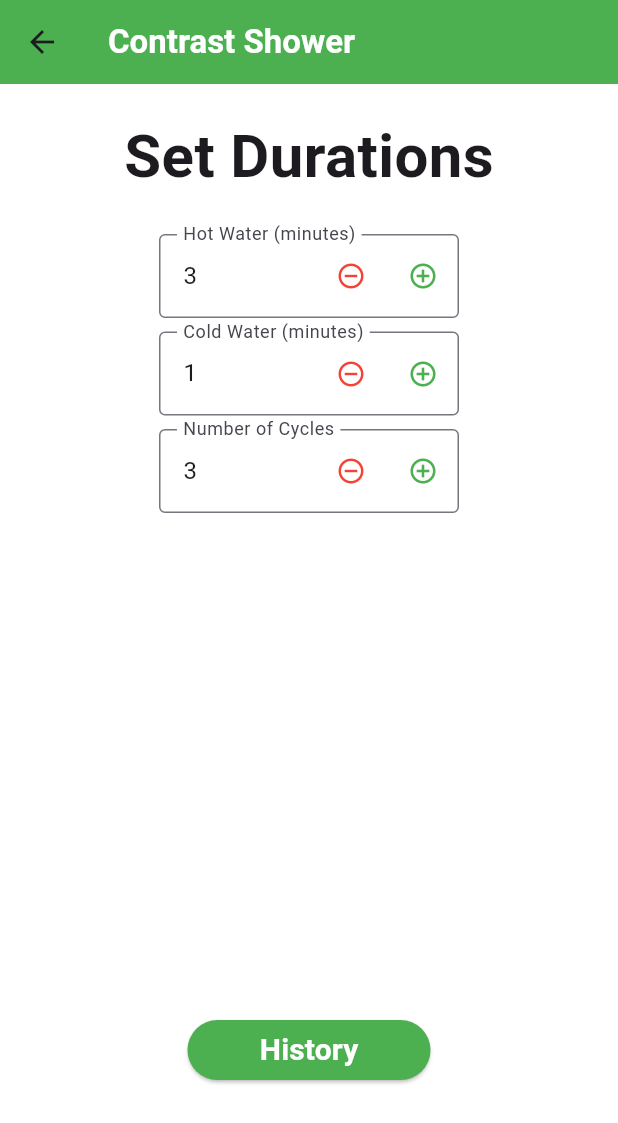
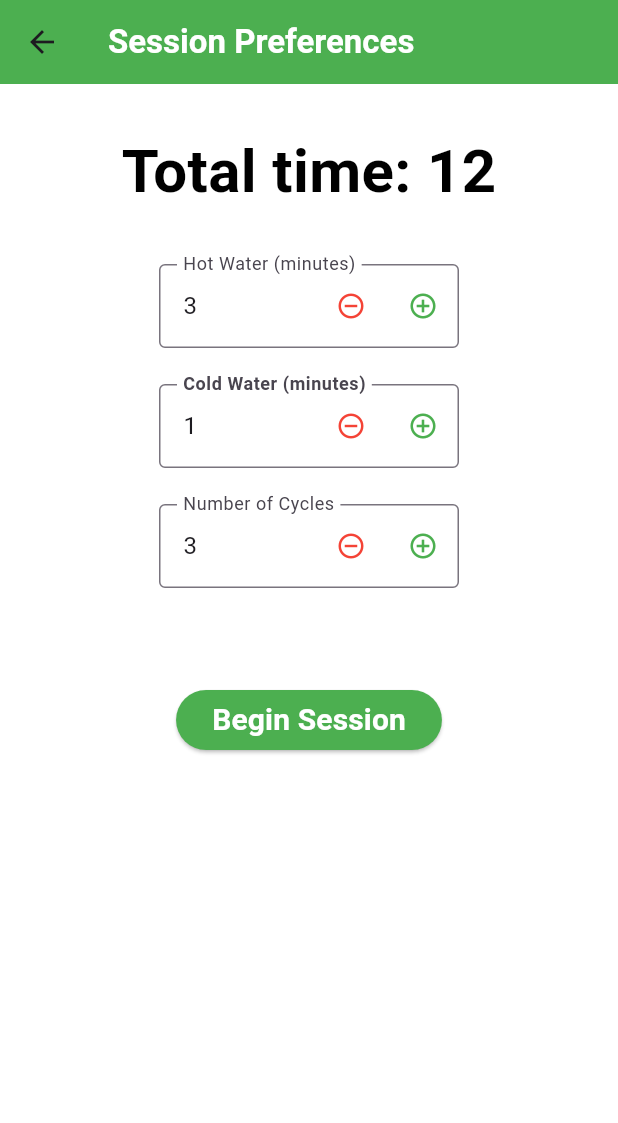
Before and after one commit to AlisherKamolov2005/contrast_shower, a Flutter app: the TimingWidget screen opened directly, on a phone screen of 412 x 824 dp. Shown: the top 1123 px of the screen. Run offline on Flutter 3.47's test engine with Material 3 defaults, Android fonts, the light colour scheme and no system bars.

Commit message:
initial commit

```diff
--- a/lib/views/new_session.dart
+++ b/lib/views/new_session.dart
@@ -1,5 +1,7 @@
 import 'package:contrast_shower_companion/main.dart';
+import 'package:contrast_shower_companion/views/test.dart';
 import 'package:flutter/material.dart';
+import 'package:flutter/services.dart';
 
 class TimingWidget extends StatefulWidget {
   const TimingWidget({super.key});
@@ -15,13 +17,22 @@ class _TimingWidgetState extends State<TimingWidget> {
 
   void _incrementControllerValue(TextEditingController controller) {
     final int value = int.tryParse(controller.text) ?? 0;
-    controller.text = (value + 1).toString();
+    setState(() {
+      controller.text = (value + 1).toString();
+    });
   }
   void _decrementControllerValue(TextEditingController controller) {
     final int value = int.tryParse(controller.text) ?? 0;
     if(value > 0) {
-      controller.text = (value - 1).toString();
+      setState(() {
+        controller.text = (value - 1).toString();
+      });
     }
+  }
+
+  int get(TextEditingController controller) {
+    final int value = int.tryParse(controller.text) ?? 0;
+    return value;
   }
 
   @override
@@ -38,7 +49,7 @@ class _TimingWidgetState extends State<TimingWidget> {
       backgroundColor: Colors.white,
       appBar: AppBar(
         title: const Text(
-          'Contrast Shower',
+          'Session Preferences',
           style: TextStyle(
             color: Colors.white,
             fontWeight: FontWeight.bold,
@@ -47,26 +58,39 @@ class _TimingWidgetState extends State<TimingWidget> {
         backgroundColor: Colors.green,
       ),
       body: Stack(
-        fit: StackFit.expand,
         alignment: AlignmentDirectional.topCenter,
         children: [
-          const Align(
-            alignment: Alignment.topCenter,
-            child: Padding(
-              padding: EdgeInsets.only(top: 20.0),
-              child: Text(
-                'Set Durations',
-                style: TextStyle(
-                  fontWeight: FontWeight.bold,
-                  fontSize: 40,
+          // const Align(
+          //   alignment: Alignment.topCenter,
+          //   child: Padding(
+          //     padding: EdgeInsets.only(top: 20.0),
+          //     child: Text(
+          //       'Set Durations',
+          //       style: TextStyle(
+          //         fontWeight: FontWeight.bold,
+          //         fontSize: 40,
+          //         color: Colors.red,
 
-                ),
+          //       ),
+          //     ),
+          //   ),
+          // ),
+
+          Positioned(
+            top: 30,
+            child: Text(
+              'Total time: ${(get(_hotPhaseController) + get(_coldPhaseController)) * get(_cyclesController)}',
+              style: const TextStyle(
+                color: Colors.black,
+                fontWeight: FontWeight.bold,
+                fontSize: 40,
               ),
             ),
           ),
 
+          /// Hot Water Duration
           Positioned(
-            top: 100,
+            top: 120,
             child: Row(
               mainAxisSize: MainAxisSize.min,
               children: [
@@ -77,6 +101,7 @@ class _TimingWidgetState extends State<TimingWidget> {
                     autocorrect: false,
                     enableSuggestions: false,
                     keyboardType: TextInputType.number,
+                    inputFormatters: [FilteringTextInputFormatter.digitsOnly],
                     decoration: InputDecoration(
                       border: const OutlineInputBorder(),
                       labelText: 'Hot Water (minutes)',
@@ -105,21 +130,29 @@ class _TimingWidgetState extends State<TimingWidget> {
               ],
             ),
           ),
+
+          /// Cold Water Duration
           Positioned(
-            top: 165,
+            top: 200,
             child: Row(
               mainAxisSize: MainAxisSize.min,
               children: [
                 SizedBox(
                   width: 200,
+
                   child: TextField(
                     controller: _coldPhaseController,
                     autocorrect: false,
                     enableSuggestions: false,
                     keyboardType: TextInputType.number,
+                    inputFormatters: [FilteringTextInputFormatter.digitsOnly],
                     decoration: InputDecoration(
                       border: const OutlineInputBorder(),
+                      borderRadius: BorderRadius.circular(10),
                       labelText: 'Cold Water (minutes)',
+                      labelStyle: const TextStyle(
+                        fontWeight: FontWeight.bold,
+                      ),
                       suffixIcon: Row(
                         mainAxisSize: MainAxisSize.min,
                         children: [
@@ -145,8 +178,10 @@ class _TimingWidgetState extends State<TimingWidget> {
               ],
             ),
           ),
+
+          /// Number of Cycles
           Positioned(
-            top: 230,
+            top: 280,
             child: Row(
               mainAxisSize: MainAxisSize.min,
               children: [
@@ -157,6 +192,7 @@ class _TimingWidgetState extends State<TimingWidget> {
                     autocorrect: false,
                     enableSuggestions: false,
                     keyboardType: TextInputType.number,
+                    inputFormatters: [FilteringTextInputFormatter.digitsOnly],
                     decoration: InputDecoration(
                       border: const OutlineInputBorder(),
                       labelText: 'Number of Cycles',
@@ -185,22 +221,26 @@ class _TimingWidgetState extends State<TimingWidget> {
               ],
             ),
           ),
+
+
           Positioned(
-            bottom: 100,
-            right: 125,
-            left: 125,
+            top: 400,
             child: ElevatedButton(
               onPressed: () {
-                Navigator.push(
-                  context,
-                  MaterialPageRoute(builder: (context) => const HistoryPage()),
-                );
+                  ///_incrementControllerValue(_coldPhaseController); //get(_coldPhaseController) += 1;
+                setState(() {
+
+                });
+                // Navigator.push(
+                //   context,
+                //   MaterialPageRoute(builder: (context) => const TestWidget()),
+                // );
               },
               style: ElevatedButton.styleFrom(
                 backgroundColor: Colors.green,
               ),
               child: const Text(
-                'History',
+                'Begin Session',
                 style: TextStyle(
                   color: Colors.white,
                   fontWeight: FontWeight.bold,
```
Also changed, not shown: lib/views/test.dart (+3 -9 lines).
